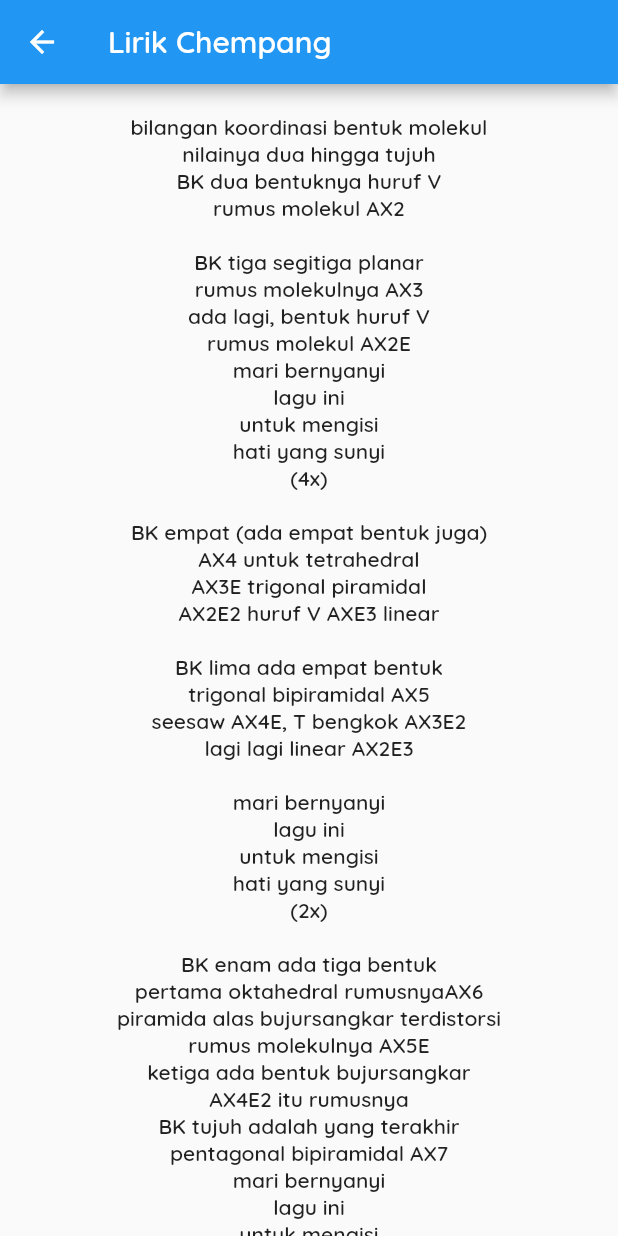
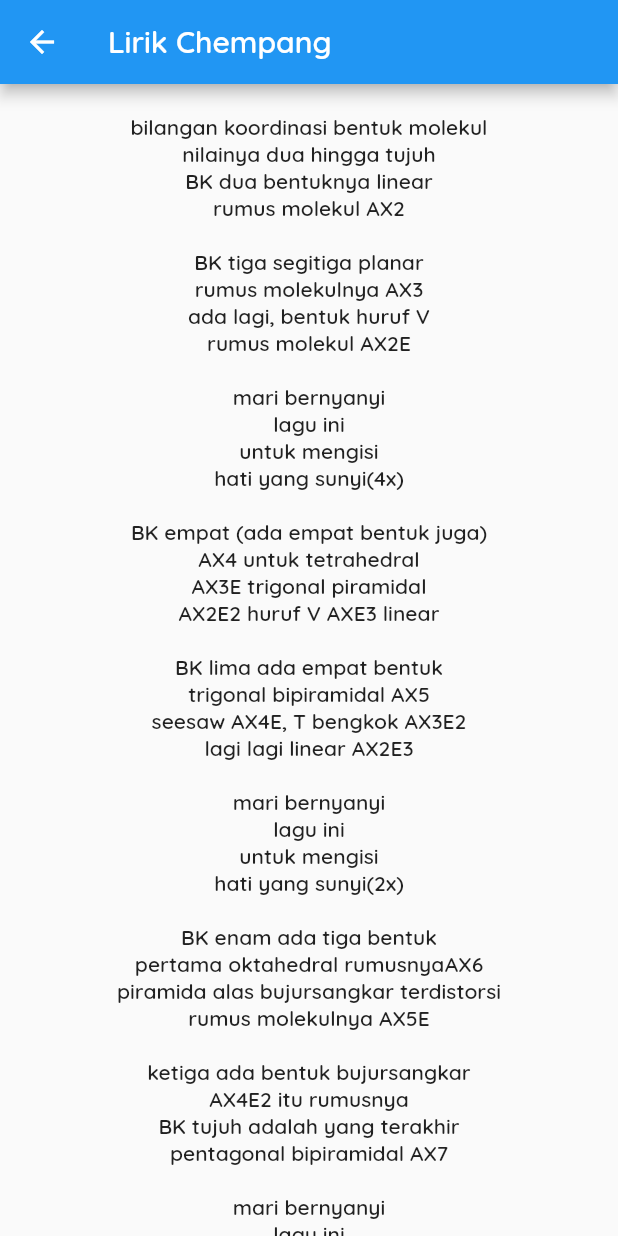
Before and after one commit to nauval123/ModulPembelajaran, a Flutter app: the LirikPage screen opened by its route, on a phone screen of 412 x 824 dp. Run offline on Flutter 3.47's test engine with Material 2 defaults, Android fonts, the phone set to English and light mode, and no system bars; our stand-ins replace assets_audio_player, photo_view, shared_preferences, syncfusion_flutter_charts, video_player; missing offline and left inert: ar_flutter_plugin, arcore_flutter_plugin, model_viewer; accounts and stored records are empty.

Commit message:
lirik dan lagu

```diff
--- a/lib/pages/LyricPage.dart
+++ b/lib/pages/LyricPage.dart
@@ -13,7 +13,7 @@ class LirikPage extends StatelessWidget {
             padding: EdgeInsets.all(20),
             child: Center(
               child: Text(
-                "bilangan koordinasi bentuk molekul\nnilainya dua hingga tujuh\nBK dua bentuknya huruf V\nrumus molekul AX2\n\nBK tiga segitiga planar\nrumus molekulnya AX3\nada lagi, bentuk huruf V\nrumus molekul AX2E\nmari bernyanyi\nlagu ini\nuntuk mengisi\nhati yang sunyi\n(4x)\n\nBK empat (ada empat bentuk juga)\nAX4 untuk tetrahedral\nAX3E trigonal piramidal\nAX2E2 huruf V AXE3 linear\n\nBK lima ada empat bentuk\ntrigonal bipiramidal AX5\nseesaw AX4E, T bengkok AX3E2\nlagi lagi linear AX2E3\n\nmari bernyanyi\nlagu ini\nuntuk mengisi\nhati yang sunyi\n(2x)\n\nBK enam ada tiga bentuk\npertama oktahedral rumusnyaAX6\npiramida alas bujursangkar terdistorsi\nrumus molekulnya AX5E\nketiga ada bentuk bujursangkar\nAX4E2 itu rumusnya\nBK tujuh adalah yang terakhir\npentagonal bipiramidal AX7\nmari bernyanyi\nlagu ini\nuntuk mengisi\nhati yang sunyi\n(2x)",
+                "bilangan koordinasi bentuk molekul\nnilainya dua hingga tujuh\nBK dua bentuknya linear\nrumus molekul AX2\n\nBK tiga segitiga planar\nrumus molekulnya AX3\nada lagi, bentuk huruf V\nrumus molekul AX2E\n\nmari bernyanyi\nlagu ini\nuntuk mengisi\nhati yang sunyi(4x)\n\nBK empat (ada empat bentuk juga)\nAX4 untuk tetrahedral\nAX3E trigonal piramidal\nAX2E2 huruf V AXE3 linear\n\nBK lima ada empat bentuk\ntrigonal bipiramidal AX5\nseesaw AX4E, T bengkok AX3E2\nlagi lagi linear AX2E3\n\nmari bernyanyi\nlagu ini\nuntuk mengisi\nhati yang sunyi(2x)\n\nBK enam ada tiga bentuk\npertama oktahedral rumusnyaAX6\npiramida alas bujursangkar terdistorsi\nrumus molekulnya AX5E\n\nketiga ada bentuk bujursangkar\nAX4E2 itu rumusnya\nBK tujuh adalah yang terakhir\npentagonal bipiramidal AX7\n\nmari bernyanyi\nlagu ini\nuntuk mengisi\nhati yang sunyi(2x)\n\n",
                 textAlign: TextAlign.center,
               ),
             ),
```
